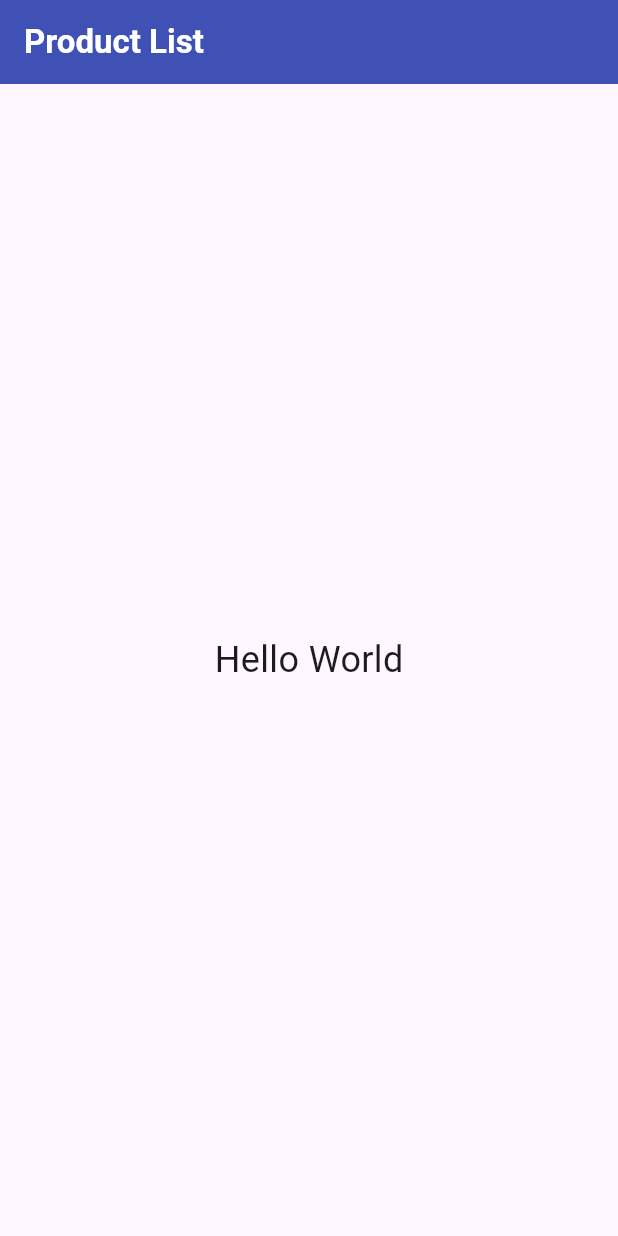
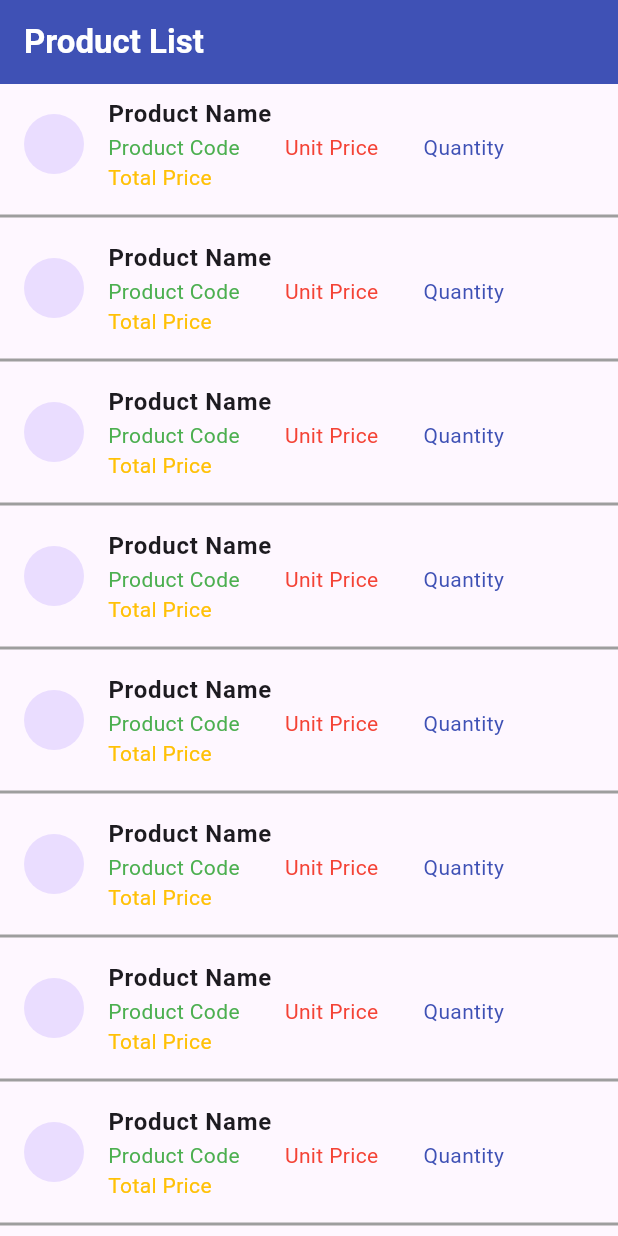
Before and after one commit to mdabdulhairubel/Flutter-CRUD-using-API, a Flutter app: the screen it shows after launch, on a phone screen of 412 x 824 dp. Run offline on Flutter 3.47's test engine with Material 3 defaults, Android fonts, the phone set to English and light mode, and no system bars.

Commit message:
list view create done

```diff
--- a/lib/home_screen.dart
+++ b/lib/home_screen.dart
@@ -12,11 +12,32 @@ class HomeScreen extends StatelessWidget {
           style: TextStyle(fontWeight: FontWeight.bold),
         ),
       ),
-      body: const Center(
-        child: Text(
-          "Hello World",
-          style: TextStyle(fontSize: 24),
-        ),
+      body: ListView.separated(
+        separatorBuilder: (context, index) {
+          return const Divider(
+            thickness: 2,
+            color: Colors.grey,
+          );
+        },
+        itemCount: 20,
+        itemBuilder: (context, index) {
+          return const ListTile(
+            leading: CircleAvatar(),
+            title: Text(
+              "Product Name",
+              style: TextStyle(fontWeight: FontWeight.bold),
+            ),
+            subtitle: Wrap(
+              spacing: 30,
+              children: [
+                Text("Product Code", style: TextStyle(color: Colors.green),),
+                Text("Unit Price", style: TextStyle(color: Colors.red),),
+                Text("Quantity", style: TextStyle(color: Colors.indigo),),
+                Text("Total Price", style: TextStyle(color: Colors.amber),),
+              ],
+            ),
+          );
+        },
       ),
     );
   }
```
